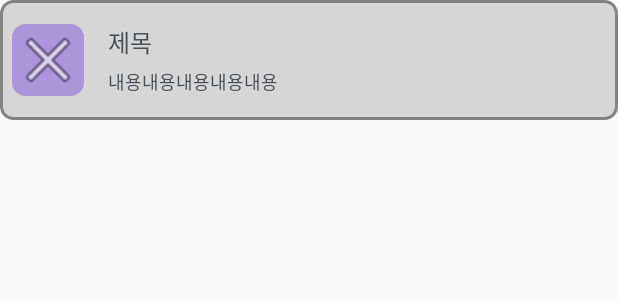
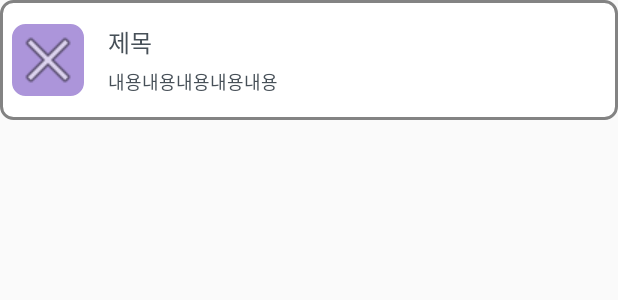
Before and after one commit to GowoonJ/Image-Note-App, an Android app: the layout item_note_list.xml on its own in the app's theme, with its tools: preview values and no code run, on a phone screen of 412 x 824 dp. Shown: the top 300 px of the screen. Run offline under Robolectric (Android 15) with nearby library versions, the phone set to English and light mode, and no system bars.

Commit message:
수정된 색상명 적용

```diff
--- a/app/src/main/res/drawable/round_rectangle_8dp.xml
+++ b/app/src/main/res/drawable/round_rectangle_8dp.xml
@@ -9,5 +9,5 @@
         android:radius="8dp"/>
 
     <solid
-        android:color="@color/colorTextTitle"/>
+        android:color="@color/colorTextWhite"/>
 </shape>
--- a/app/src/main/res/layout/layout_title.xml
+++ b/app/src/main/res/layout/layout_title.xml
@@ -13,7 +13,6 @@
         android:text="Private Note"
         android:textSize="28sp"
         android:textAllCaps="true"
-        android:textColor="@color/colorTextTitle"
         app:layout_constraintStart_toStartOf="parent"
         app:layout_constraintTop_toTopOf="parent" />
 
```
